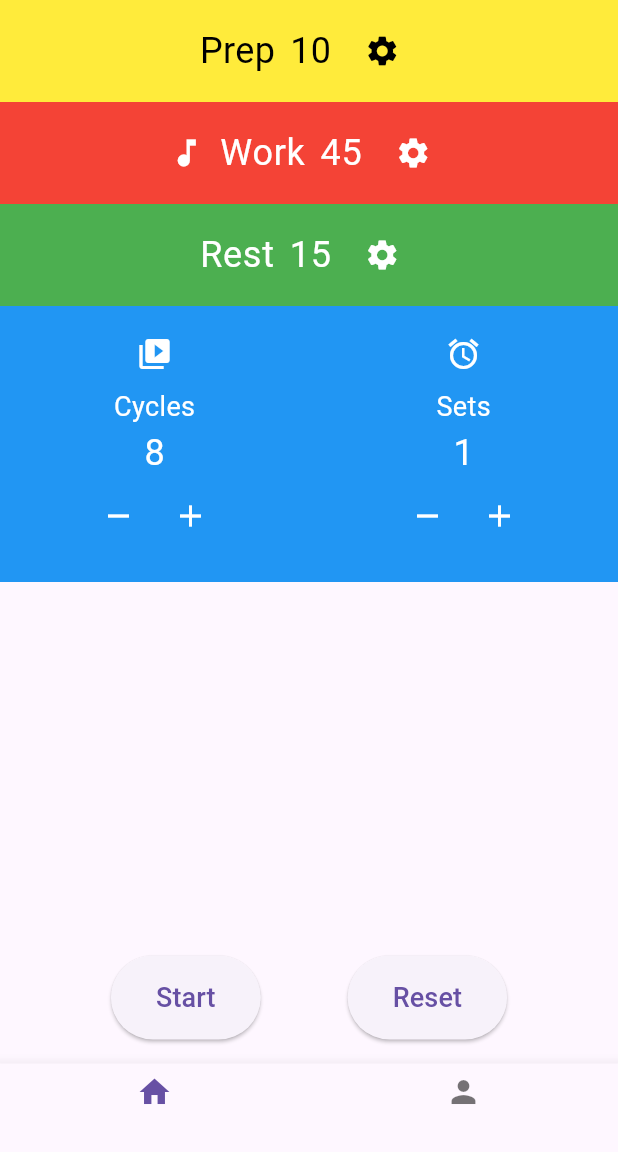
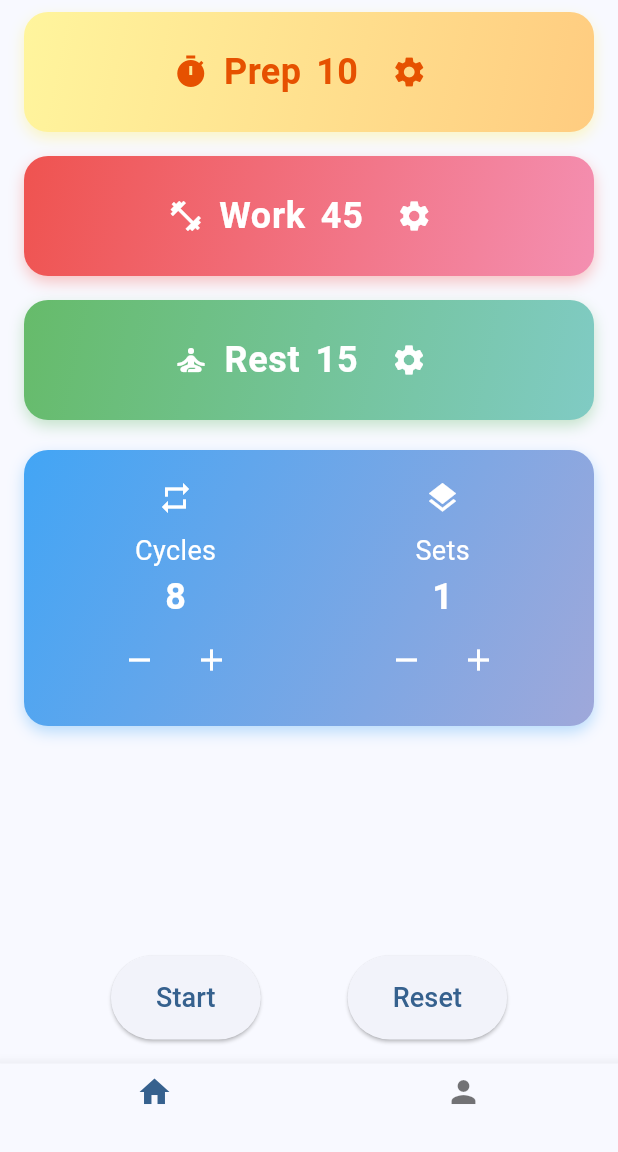
Before and after one commit to brianhsux/TabataApp, a Flutter app: the screen it shows after launch, on a phone screen of 412 x 824 dp, the part 84-1236 px from its top. Run offline on Flutter 3.47's test engine with Material 3 defaults, Android fonts, the phone set to English and light mode, and no system bars; our stand-ins replace audioplayers, stop_watch_timer.

Commit message:
Modernize UI: Material 3 gradients, 3D effects, and improved timer progress layout

```diff
--- a/lib/main.dart
+++ b/lib/main.dart
@@ -18,10 +18,11 @@ class TabataApp extends StatelessWidget {
     return MaterialApp(
       title: 'TabataApp',
       theme: ThemeData(
-        primarySwatch: Colors.blue,
+        colorScheme: ColorScheme.fromSeed(seedColor: Colors.blue),
+        useMaterial3: true,
         textTheme: TextTheme(
-          bodyLarge: TextStyle(fontSize: 24, color: Colors.white),
-          bodyMedium: TextStyle(fontSize: 18, color: Colors.white),
+          bodyLarge: TextStyle(fontSize: 24, color: Colors.black),
+          bodyMedium: TextStyle(fontSize: 18, color: Colors.black),
         ),
       ),
       home: TabataScreen(),
@@ -356,61 +357,110 @@ class _TabataScreenState extends State<TabataScreen> {
   }
 
   Widget _buildProgressView(TabataState state) {
-    Color backgroundColor;
+    LinearGradient gradient;
     Color textColor;
     String phaseText;
-
+    IconData iconData;
     // Make sure the displayed time is correct based on the current phase
     int displayTime = _remainingTime;
     if (!_isRunning) {
       displayTime = _currentPhase == 'PREP' ? state.prepTime :
                    _currentPhase == 'WORK' ? state.workTime : state.restTime;
     }
-
     switch (_currentPhase) {
       case 'PREP':
-        backgroundColor = Colors.yellow;
-        textColor = Colors.black;
+        gradient = LinearGradient(
+          colors: [Colors.yellow.shade200, Colors.orange.shade200],
+          begin: Alignment.topLeft,
+          end: Alignment.bottomRight,
+        );
+        textColor = Colors.orange.shade900;
         phaseText = 'Prep';
+        iconData = Icons.timer;
         break;
       case 'WORK':
-        backgroundColor = Colors.red;
+        gradient = LinearGradient(
+          colors: [Colors.red.shade400, Colors.pink.shade200],
+          begin: Alignment.topLeft,
+          end: Alignment.bottomRight,
+        );
         textColor = Colors.white;
         phaseText = 'Work';
+        iconData = Icons.fitness_center;
         break;
       case 'REST':
-        backgroundColor = Colors.green;
+        gradient = LinearGradient(
+          colors: [Colors.green.shade400, Colors.teal.shade200],
+          begin: Alignment.topLeft,
+          end: Alignment.bottomRight,
+        );
         textColor = Colors.white;
         phaseText = 'Rest';
+        iconData = Icons.self_improvement;
         break;
       default:
-        backgroundColor = Colors.grey; // Fallback
+        gradient = LinearGradient(
+          colors: [Colors.grey.shade300, Colors.grey.shade500],
+          begin: Alignment.topLeft,
+          end: Alignment.bottomRight,
+        );
         textColor = Colors.black;
         phaseText = _currentPhase;
+        iconData = Icons.hourglass_empty;
     }
-
     return Container(
-      color: backgroundColor,
+      decoration: BoxDecoration(
+        gradient: gradient,
+        borderRadius: BorderRadius.circular(32),
+        boxShadow: [
+          BoxShadow(
+            color: Colors.black.withOpacity(0.08),
+            blurRadius: 16,
+            offset: Offset(0, 8),
+          ),
+        ],
+      ),
+      margin: EdgeInsets.all(24),
       child: Center(
         child: Column(
           mainAxisAlignment: MainAxisAlignment.center,
           children: <Widget>[
+            Icon(iconData, size: 64, color: textColor),
+            SizedBox(height: 16),
             Text(
               phaseText,
-              style: TextStyle(fontSize: 48, color: textColor, fontWeight: FontWeight.bold),
+              style: TextStyle(fontSize: 48, color: textColor, fontWeight: FontWeight.bold, letterSpacing: 2),
             ),
             Text(
               '$displayTime',
-              style: TextStyle(fontSize: 120, fontWeight: FontWeight.bold, color: textColor),
+              style: TextStyle(fontSize: 120, fontWeight: FontWeight.bold, color: textColor, shadows: [
+                Shadow(blurRadius: 12, color: Colors.black26, offset: Offset(0, 4)),
+              ]),
             ),
             SizedBox(height: 20),
-            Text(
-              'Cycle: $_currentCycle / ${state.cycles}',
-              style: TextStyle(fontSize: 24, color: textColor),
+            // Cycle and Set on separate lines
+            Row(
+              mainAxisAlignment: MainAxisAlignment.center,
+              children: [
+                Icon(Icons.repeat, color: textColor),
+                SizedBox(width: 8),
+                Text(
+                  'Cycle:  $_currentCycle / ${state.cycles}',
+                  style: TextStyle(fontSize: 24, color: textColor),
+                ),
+              ],
             ),
-            Text(
-              'Set: $_currentSet / ${state.sets}',
-              style: TextStyle(fontSize: 24, color: textColor),
+            SizedBox(height: 12),
+            Row(
+              mainAxisAlignment: MainAxisAlignment.center,
+              children: [
+                Icon(Icons.layers, color: textColor),
+                SizedBox(width: 8),
+                Text(
+                  'Set:  $_currentSet / ${state.sets}',
+                  style: TextStyle(fontSize: 24, color: textColor),
+                ),
+              ],
             ),
           ],
         ),
@@ -425,20 +475,37 @@ class _TabataScreenState extends State<TabataScreen> {
           children: [
             // Preparation block
             Container(
-              color: Colors.yellow,
-              padding: EdgeInsets.symmetric(vertical: 10), // Added padding for better spacing
+              decoration: BoxDecoration(
+                gradient: LinearGradient(
+                  colors: [Colors.yellow.shade200, Colors.orange.shade200],
+                  begin: Alignment.topLeft,
+                  end: Alignment.bottomRight,
+                ),
+                borderRadius: BorderRadius.circular(16),
+                boxShadow: [
+                  BoxShadow(
+                    color: Colors.yellow.withOpacity(0.3),
+                    blurRadius: 8,
+                    offset: Offset(0, 4),
+                  ),
+                ],
+              ),
+              margin: EdgeInsets.symmetric(vertical: 8, horizontal: 16),
+              padding: EdgeInsets.symmetric(vertical: 16, horizontal: 12),
               child: Row(
                 mainAxisAlignment: MainAxisAlignment.center,
                 children: [
-                  Text('Prep', style: TextStyle(fontSize: 24, color: Colors.black)),
+                  Icon(Icons.timer, color: Colors.orange.shade900),
+                  SizedBox(width: 10),
+                  Text('Prep', style: TextStyle(fontSize: 24, color: Colors.orange.shade900, fontWeight: FontWeight.bold)),
                   SizedBox(width: 10),
                   Text(
                     state.prepTime.toString(),
-                    style: TextStyle(fontSize: 24, color: Colors.black),
+                    style: TextStyle(fontSize: 24, color: Colors.orange.shade900, fontWeight: FontWeight.bold),
                   ),
                   SizedBox(width: 10),
                   IconButton(
-                    icon: Icon(Icons.settings, color: Colors.black),
+                    icon: Icon(Icons.settings, color: Colors.orange.shade900),
                     onPressed: () => _showEditDialog('Prep', state.prepTime, state.updatePrepTime),
                   ),
                 ],
@@ -446,18 +513,33 @@ class _TabataScreenState extends State<TabataScreen> {
             ),
             // Exercise block
             Container(
-              color: Colors.red,
-              padding: EdgeInsets.symmetric(vertical: 10),
+              decoration: BoxDecoration(
+                gradient: LinearGradient(
+                  colors: [Colors.red.shade400, Colors.pink.shade200],
+                  begin: Alignment.topLeft,
+                  end: Alignment.bottomRight,
+                ),
+                borderRadius: BorderRadius.circular(16),
+                boxShadow: [
+                  BoxShadow(
+                    color: Colors.red.withOpacity(0.3),
+                    blurRadius: 8,
+                    offset: Offset(0, 4),
+                  ),
+                ],
+              ),
+              margin: EdgeInsets.symmetric(vertical: 8, horizontal: 16),
+              padding: EdgeInsets.symmetric(vertical: 16, horizontal: 12),
               child: Row(
                 mainAxisAlignment: MainAxisAlignment.center,
                 children: [
-                  Icon(Icons.music_note, color: Colors.white),
+                  Icon(Icons.fitness_center, color: Colors.white),
                   SizedBox(width: 10),
-                  Text('Work', style: Theme.of(context).textTheme.bodyLarge),
+                  Text('Work', style: Theme.of(context).textTheme.bodyLarge?.copyWith(color: Colors.white, fontWeight: FontWeight.bold)),
                   SizedBox(width: 10),
                   Text(
                     state.workTime.toString(),
-                    style: Theme.of(context).textTheme.bodyLarge,
+                    style: Theme.of(context).textTheme.bodyLarge?.copyWith(color: Colors.white, fontWeight: FontWeight.bold),
                   ),
                   SizedBox(width: 10),
                   IconButton(
@@ -469,16 +551,33 @@ class _TabataScreenState extends State<TabataScreen> {
             ),
             // Rest block
             Container(
-              color: Colors.green,
-              padding: EdgeInsets.symmetric(vertical: 10),
+              decoration: BoxDecoration(
+                gradient: LinearGradient(
+                  colors: [Colors.green.shade400, Colors.teal.shade200],
+                  begin: Alignment.topLeft,
+                  end: Alignment.bottomRight,
+                ),
+                borderRadius: BorderRadius.circular(16),
+                boxShadow: [
+                  BoxShadow(
+                    color: Colors.green.withOpacity(0.3),
+                    blurRadius: 8,
+                    offset: Offset(0, 4),
+                  ),
+                ],
+              ),
+              margin: EdgeInsets.symmetric(vertical: 8, horizontal: 16),
+              padding: EdgeInsets.symmetric(vertical: 16, horizontal: 12),
               child: Row(
                 mainAxisAlignment: MainAxisAlignment.center,
                 children: [
-                  Text('Rest', style: Theme.of(context).textTheme.bodyLarge),
+                  Icon(Icons.self_improvement, color: Colors.white),
+                  SizedBox(width: 10),
+                  Text('Rest', style: Theme.of(context).textTheme.bodyLarge?.copyWith(color: Colors.white, fontWeight: FontWeight.bold)),
                   SizedBox(width: 10),
                   Text(
                     state.restTime.toString(),
-                    style: Theme.of(context).textTheme.bodyLarge,
+                    style: Theme.of(context).textTheme.bodyLarge?.copyWith(color: Colors.white, fontWeight: FontWeight.bold),
                   ),
                   SizedBox(width: 10),
                   IconButton(
@@ -490,8 +589,23 @@ class _TabataScreenState extends State<TabataScreen> {
             ),
             // Bottom cycles and sets block
             Container(
-              color: Colors.blue,
-              padding: EdgeInsets.symmetric(vertical: 20),
+              decoration: BoxDecoration(
+                gradient: LinearGradient(
+                  colors: [Colors.blue.shade400, Colors.indigo.shade200],
+                  begin: Alignment.topLeft,
+                  end: Alignment.bottomRight,
+                ),
+                borderRadius: BorderRadius.circular(16),
+                boxShadow: [
+                  BoxShadow(
+                    color: Colors.blue.withOpacity(0.3),
+                    blurRadius: 8,
+                    offset: Offset(0, 4),
+                  ),
+                ],
+              ),
+              margin: EdgeInsets.symmetric(vertical: 12, horizontal: 16),
+              padding: EdgeInsets.symmetric(vertical: 20, horizontal: 12),
               child: Row(
                 mainAxisAlignment: MainAxisAlignment.spaceEvenly,
                 children: [
@@ -500,12 +614,12 @@ class _TabataScreenState extends State<TabataScreen> {
                     child: Column(
                       mainAxisAlignment: MainAxisAlignment.center,
                       children: [
-                        Icon(Icons.video_library, color: Colors.white),
+                        Icon(Icons.repeat, color: Colors.white),
                         SizedBox(height: 10),
-                        Text('Cycles', style: Theme.of(context).textTheme.bodyMedium),
+                        Text('Cycles', style: Theme.of(context).textTheme.bodyMedium?.copyWith(color: Colors.white)),
                         Text(
                           state.cycles.toString(),
-                          style: Theme.of(context).textTheme.bodyLarge,
+                          style: Theme.of(context).textTheme.bodyLarge?.copyWith(color: Colors.white, fontWeight: FontWeight.bold),
                         ),
                         Row(
                           mainAxisAlignment: MainAxisAlignment.center,
@@ -530,12 +644,12 @@ class _TabataScreenState extends State<TabataScreen> {
                     child: Column(
                       mainAxisAlignment: MainAxisAlignment.center,
                       children: [
-                        Icon(Icons.alarm, color: Colors.white),
+                        Icon(Icons.layers, color: Colors.white),
                         SizedBox(height: 10),
-                        Text('Sets', style: Theme.of(context).textTheme.bodyMedium),
+                        Text('Sets', style: Theme.of(context).textTheme.bodyMedium?.copyWith(color: Colors.white)),
                         Text(
                           state.sets.toString(),
-                          style: Theme.of(context).textTheme.bodyLarge,
+                          style: Theme.of(context).textTheme.bodyLarge?.copyWith(color: Colors.white, fontWeight: FontWeight.bold),
                         ),
                         Row(
                           mainAxisAlignment: MainAxisAlignment.center,
```
